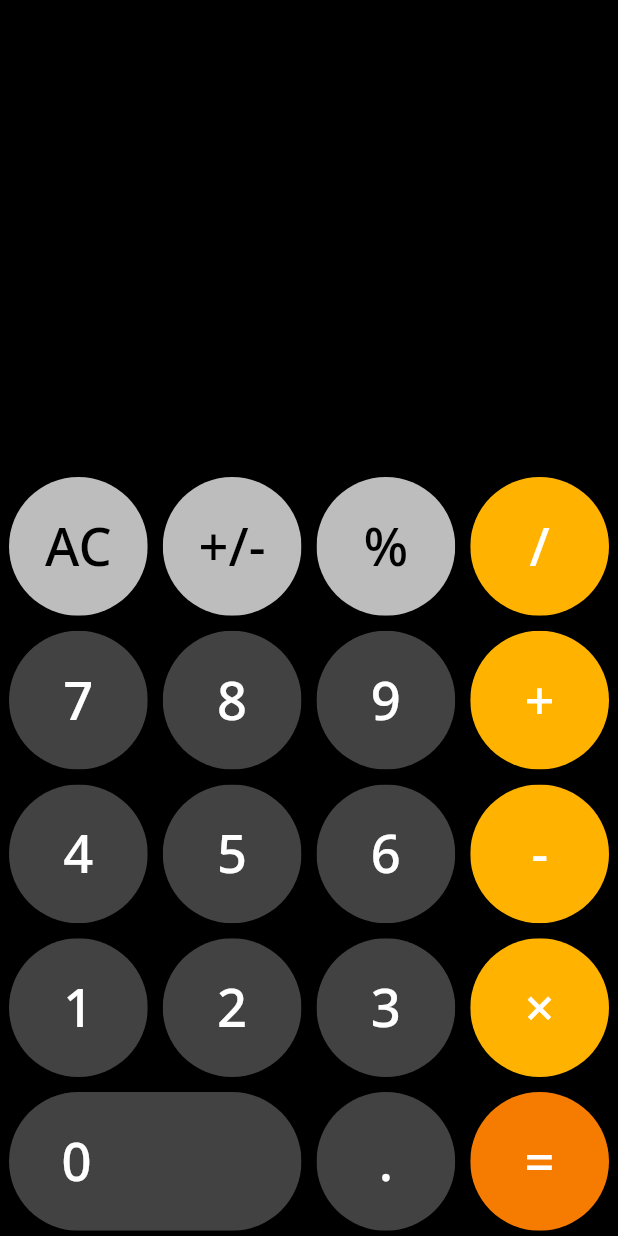
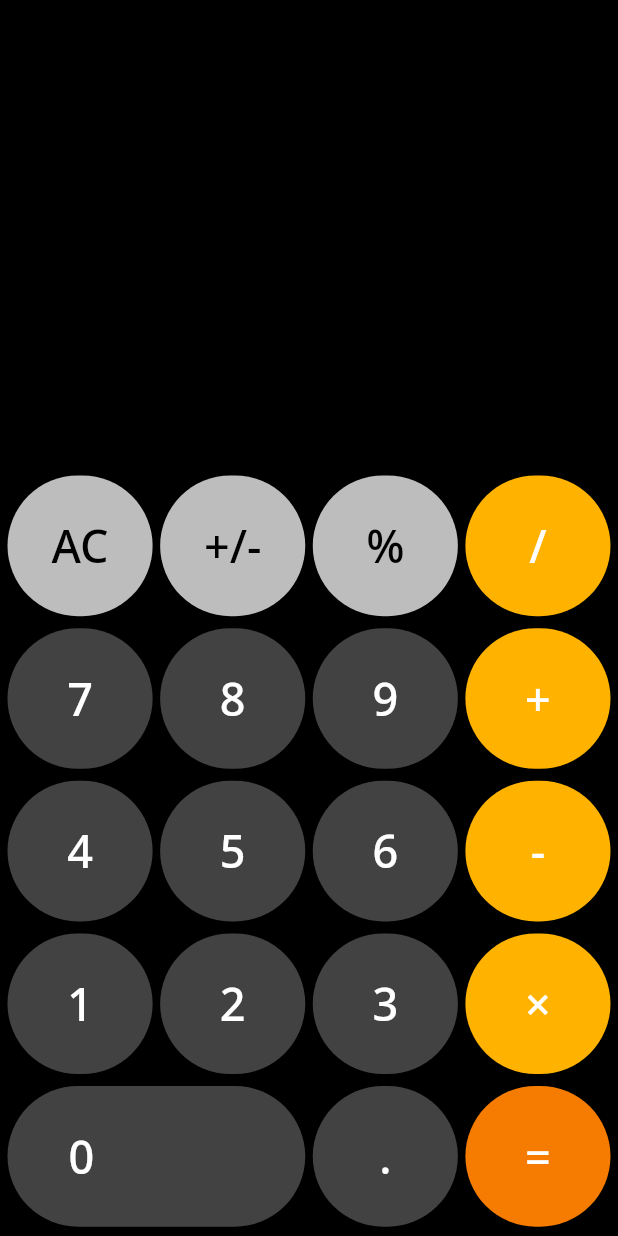
Before and after one commit to solankismit/Calculator-App, a Flutter app: the screen it shows after launch, on a phone screen of 412 x 824 dp. Run offline on Flutter 3.47's test engine with Material 2 defaults, Android fonts, the phone set to English and light mode, and no system bars; our stand-ins replace math_expressions.

Commit message:
Text Input Fixed

```diff
--- a/lib/main.dart
+++ b/lib/main.dart
@@ -58,7 +58,7 @@ class _CalculatorState extends State<Calculator> {
 
   @override
   Widget build(BuildContext context) {
-    String? swipeDirection;
+
     return Scaffold(
         appBar: AppBar(
           // title: Text('Calculator', style: TextStyle(fontSize: 50)),
@@ -125,8 +125,8 @@ class _CalculatorState extends State<Calculator> {
                         alignment: Alignment.centerRight,
                         child: Text(
                           result,
-                          style: const TextStyle(
-                            fontSize: 70,
+                          style:  TextStyle(
+                            fontSize: result.length>6?50:100,
                             color: Colors.white,
                             // fontWeight: FontWeight.bold
                           ),
@@ -140,12 +140,12 @@ class _CalculatorState extends State<Calculator> {
                 flex: 2,
                 child: Container(
                   padding: EdgeInsets.all(0),
-                  margin: EdgeInsets.all(1),
+                  margin: EdgeInsets.all(5),
                   child: StaggeredGridView.countBuilder(
                     physics: NeverScrollableScrollPhysics(),
                     itemCount: buttons.length,
-                    // mainAxisSpacing: 0,
-                    // crossAxisSpacing: 10,
+                    mainAxisSpacing: 8,
+                    crossAxisSpacing: 5,
                     crossAxisCount: 4,
 
                     itemBuilder: (BuildContext context, int index) {
@@ -214,7 +214,6 @@ class _CalculatorState extends State<Calculator> {
                               }
                             });
                           },
-                          alignment: index == 16?0.4 :1,
                           textColor: Colors.white,
                           buttonText: buttons[index],
                           color: isOperator(buttons[index])
@@ -253,7 +252,7 @@ class _CalculatorState extends State<Calculator> {
 
   void equalPressed() {
     String finaluserinput = userInput;
-    finaluserinput = userInput.replaceAll('X', '*');
+    finaluserinput = userInput.replaceAll('×', '*');
 
     Parser p = Parser();
     Expression exp = p.parse(finaluserinput);
--- a/lib/services/MyButton.dart
+++ b/lib/services/MyButton.dart
@@ -6,36 +6,40 @@ class MyButton extends StatelessWidget {
   final buttonTapped;
   final String buttonText;
   final textColor;
-  var alignment = 1.0;
-  MyButton({this.color,this.buttonTapped,required this.buttonText,this.textColor,this.alignment=1});
+  // var alignment = 1.0;
+  MyButton({this.color,this.buttonTapped,required this.buttonText,this.textColor});
   @override
   Widget build(BuildContext context) {
-    return GestureDetector(
+    return MaterialButton(
+      padding: buttonText=='0'?EdgeInsets.only(right: 100):EdgeInsets.zero,
+      shape: RoundedRectangleBorder(borderRadius: BorderRadius.all(Radius.circular(60))),
+      onPressed: buttonTapped,
+      color: color,
 
-      onTap: buttonTapped,
-      child: Padding(
-        padding: EdgeInsets.all(5),
-          child: ClipRRect(
+      // child: Padding(
+        // padding: EdgeInsets.all(7),
+        //   child: ClipRRect(
 
             // backgroundColor: color,
             // child: Text(buttonText),
-            borderRadius: BorderRadius.all(Radius.circular(50)),
-              child: Container(
-                alignment: Alignment.lerp(Alignment.centerLeft, Alignment.center, alignment),
-                color:  color,
+            // borderRadius: BorderRadius.all(Radius.circular(50)),
+            //   child: Container(
+            //     alignment: Alignment.lerp(Alignment.centerLeft, Alignment.center, alignment),
+            //     color:  color,
                 // child: Center(
                   child: Text(
                     buttonText,
                     style: TextStyle(
                       color: textColor,
+
                       // fontWeight: FontWeight.bold,
-                      fontSize: 35
+                      fontSize: 30
                   ),
                 ),
               // ),
-            ),
-          ),
-        ),
+            // ),
+          // ),
+        // ),
     );
   }
 }
```
